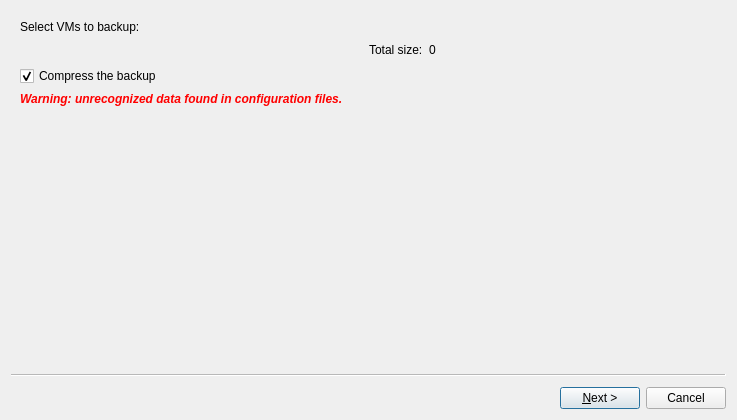
Above: ui/backupdlg.ui from QubesOS/qubes-manager before the change. Below: the same form after it.
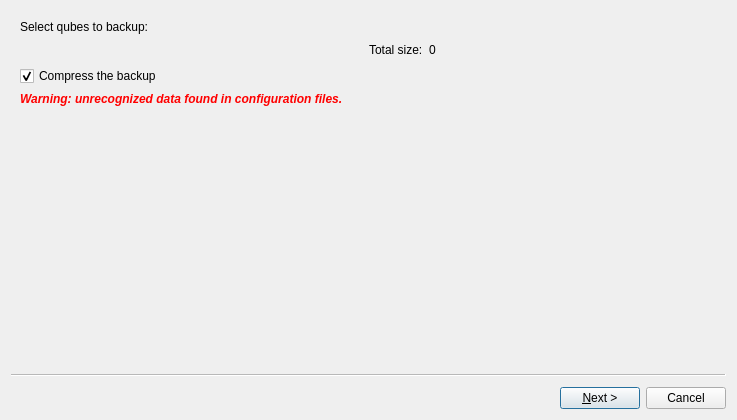
That is the form after the change.

Commit message:
Renamed 'VM' to 'qube' everywhere in manager
At least I hope it's everywhere.
Note: AppVM and NetVM nomenclature have been kept as before.

The edit to the form file:
```diff
--- a/ui/backupdlg.ui
+++ b/ui/backupdlg.ui
@@ -26,7 +26,7 @@
       <item row="0" column="0">
        <widget class="QLabel" name="label_4">
         <property name="text">
-         <string>Select VMs to backup:</string>
+         <string>Select qubes to backup:</string>
         </property>
        </widget>
       </item>
```
Left out of the diff: 10 changed lines with no effect on the pictures. The commit also changes 9 other files.
